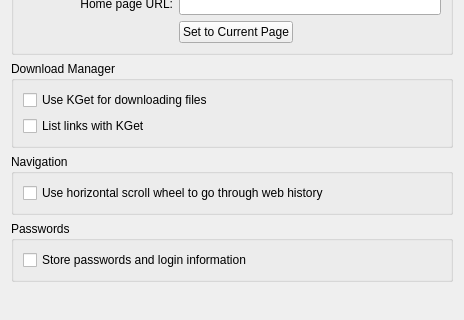
Before: the Qt Designer form src/settings/settings_general.ui in wyuka/rekonq, drawn with Qt 5; both pictures show x 0 to 464 and y 142 to 462 of the 464 by 462 pixel window.
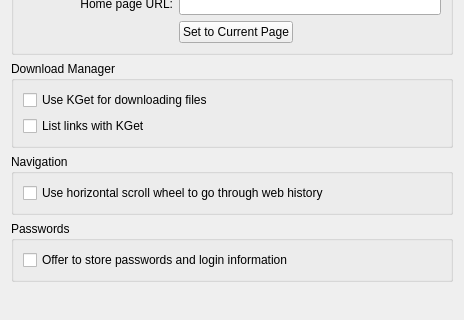
After: the same form once the commit is applied. Custom widgets are drawn as their Qt base class.

Commit message: changed the checkbox caption to say "Offer to store ..." instead of "Store ..."

```diff
--- a/src/settings/settings_general.ui
+++ b/src/settings/settings_general.ui
@@ -199,7 +199,7 @@
       <item>
        <widget class="QCheckBox" name="kcfg_storeLoginInfo">
         <property name="text">
-         <string>Store passwords and login information</string>
+         <string>Offer to store passwords and login information</string>
         </property>
        </widget>
       </item>
```
